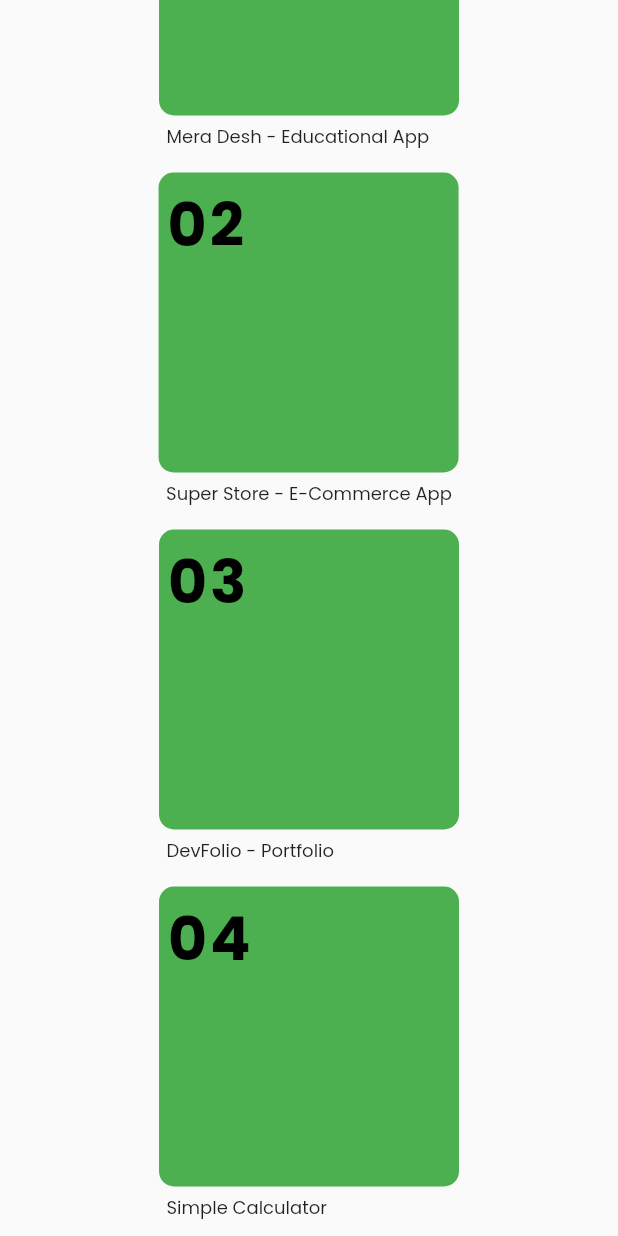
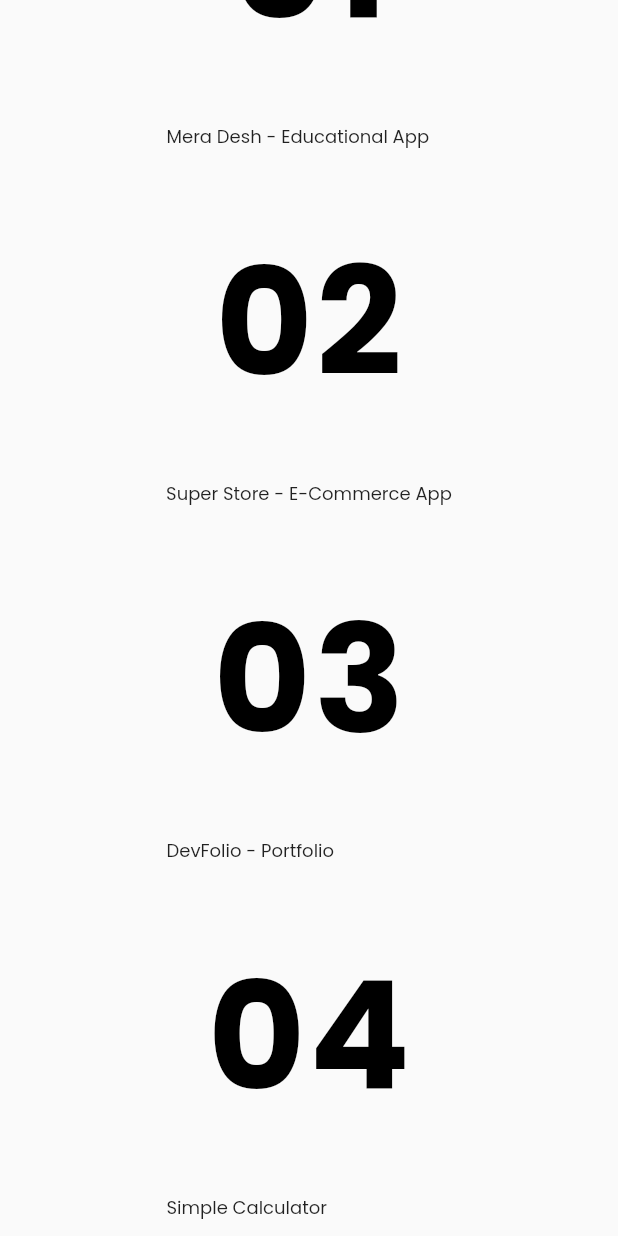
Before and after one commit to om-chauhan/DevFolio, a Flutter app: the screen it shows after launch, scrolled down 790 dp, on a phone screen of 412 x 824 dp. Run offline on Flutter 3.47's test engine with Material 2 defaults, Android fonts, the phone set to English and light mode, and no system bars; our stand-ins replace flutter_svg, font_awesome_flutter, google_fonts.

```diff
--- a/lib/widgets/portfolio_tile.dart
+++ b/lib/widgets/portfolio_tile.dart
@@ -25,21 +25,20 @@ class PortfolioTile extends StatelessWidget {
               crossAxisAlignment: CrossAxisAlignment.start,
               children: [
                 Container(
-                  alignment: Alignment.topLeft,
+                  alignment: Alignment.center,
                   height: 200,
                   width: 200,
                   decoration: BoxDecoration(
                     borderRadius: BorderRadius.all(
                       Radius.circular(10),
                     ),
-                    color: Colors.green,
                   ),
                   child: Padding(
                     padding: EdgeInsets.all(5),
                     child: BuildText(
                       text: '01',
                       color: Colors.black,
-                      size: 40,
+                      size: 100,
                       spacing: 2,
                       fontweight: FontWeight.bold,
                     ),
@@ -69,21 +68,20 @@ class PortfolioTile extends StatelessWidget {
               crossAxisAlignment: CrossAxisAlignment.start,
               children: [
                 Container(
-                  alignment: Alignment.topLeft,
+                  alignment: Alignment.center,
                   height: 200,
                   width: 200,
                   decoration: BoxDecoration(
                     borderRadius: BorderRadius.all(
                       Radius.circular(10),
                     ),
-                    color: Colors.green,
                   ),
                   child: Padding(
                     padding: EdgeInsets.all(5),
                     child: BuildText(
                       text: '02',
                       color: Colors.black,
-                      size: 40,
+                      size: 100,
                       spacing: 2,
                       fontweight: FontWeight.bold,
                     ),
@@ -113,21 +111,20 @@ class PortfolioTile extends StatelessWidget {
               crossAxisAlignment: CrossAxisAlignment.start,
               children: [
                 Container(
-                  alignment: Alignment.topLeft,
+                  alignment: Alignment.center,
                   height: 200,
                   width: 200,
                   decoration: BoxDecoration(
                     borderRadius: BorderRadius.all(
                       Radius.circular(10),
                     ),
-                    color: Colors.green,
                   ),
                   child: Padding(
                     padding: EdgeInsets.all(5),
                     child: BuildText(
                       text: '03',
                       color: Colors.black,
-                      size: 40,
+                      size: 100,
                       spacing: 2,
                       fontweight: FontWeight.bold,
                     ),
@@ -157,21 +154,20 @@ class PortfolioTile extends StatelessWidget {
               crossAxisAlignment: CrossAxisAlignment.start,
               children: [
                 Container(
-                  alignment: Alignment.topLeft,
+                  alignment: Alignment.center,
                   height: 200,
                   width: 200,
                   decoration: BoxDecoration(
                     borderRadius: BorderRadius.all(
                       Radius.circular(10),
                     ),
-                    color: Colors.green,
                   ),
                   child: Padding(
                     padding: EdgeInsets.all(5),
                     child: BuildText(
                       text: '04',
                       color: Colors.black,
-                      size: 40,
+                      size: 100,
                       spacing: 2,
                       fontweight: FontWeight.bold,
                     ),
```
Also changed, not shown: assets/images/1.png, assets/images/2.jpg.
